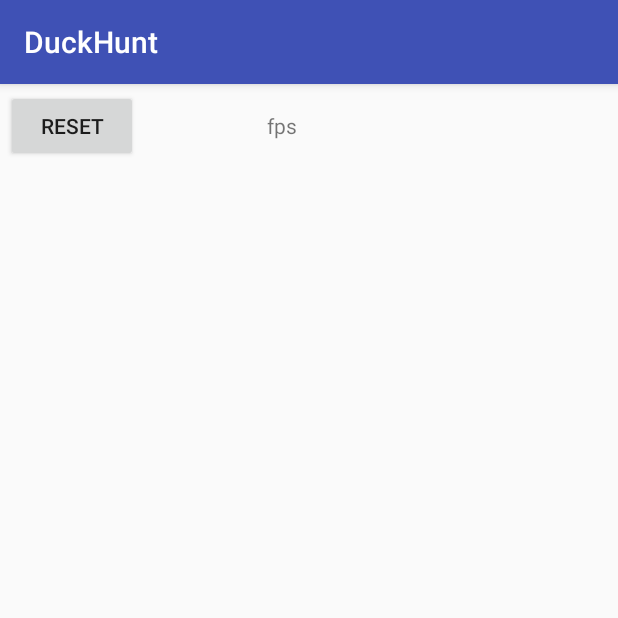
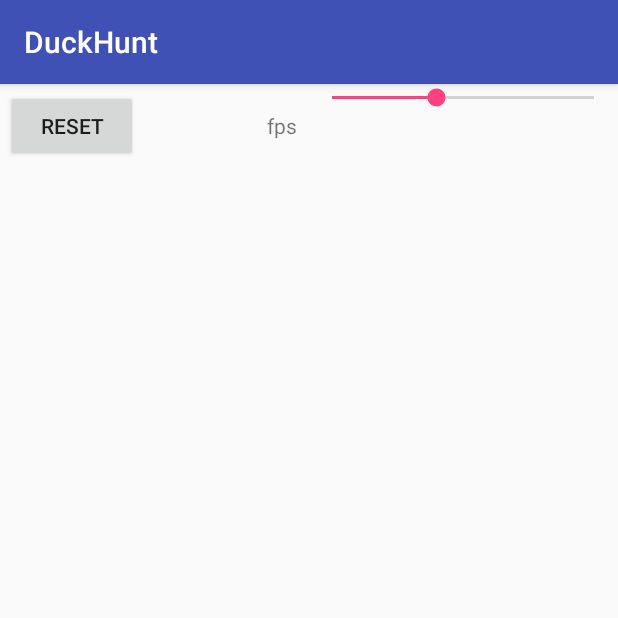
Before and after one commit to jurgiles/bird-game, an Android app: the fragment ToolsFragment shown on its own in the app's theme, on a phone screen of 412 x 824 dp, the top half of it. Run offline under Robolectric (Android 15) with nearby library versions, the light colour scheme and no system bars; 1 statement that could not run was skipped.

Commit message:
add seekbar to tweak sensitivity of sensor input

```diff
--- a/app/src/main/java/es/jurgil/duckhunt/GLFragment.java
+++ b/app/src/main/java/es/jurgil/duckhunt/GLFragment.java
@@ -25,6 +25,10 @@
         renderer.reset();
     }
 
+    public void setMultiplier(float multiplier) {
+        renderer.setMuliplier(multiplier);
+    }
+
     public interface IFpsViewer {
         void setFps(float fps);
     }
--- a/app/src/main/java/es/jurgil/duckhunt/MainActivity.java
+++ b/app/src/main/java/es/jurgil/duckhunt/MainActivity.java
@@ -18,6 +18,12 @@
     }
 
     @Override
+    public void setMultiplier(float multiplier) {
+        GLFragment glFragment = (GLFragment) getFragmentManager().findFragmentById(R.id.gl_fragment);
+        glFragment.setMultiplier(multiplier);
+    }
+
+    @Override
     public void setFps(float fps) {
         ToolsFragment toolsFragment = (ToolsFragment) getFragmentManager().findFragmentById(R.id.tools_fragment);
 
--- a/app/src/main/java/es/jurgil/duckhunt/ToolsFragment.java
+++ b/app/src/main/java/es/jurgil/duckhunt/ToolsFragment.java
@@ -1,6 +1,5 @@
 package es.jurgil.duckhunt;
 
-import android.app.Activity;
 import android.app.Fragment;
 import android.content.Context;
 import android.os.Bundle;
@@ -9,6 +8,7 @@
 import android.view.View;
 import android.view.ViewGroup;
 import android.widget.Button;
+import android.widget.SeekBar;
 import android.widget.TextView;
 
 public class ToolsFragment extends Fragment {
@@ -26,6 +26,22 @@
             @Override
             public void onClick(View v) {
                 toolsCallBack.reset();
+            }
+        });
+
+        SeekBar seekBar = (SeekBar) layout.findViewById(R.id.seek_bar);
+        seekBar.setOnSeekBarChangeListener(new SeekBar.OnSeekBarChangeListener() {
+            @Override
+            public void onProgressChanged(SeekBar seekBar, int progress, boolean fromUser) {
+                toolsCallBack.setMultiplier(progress / 100f);
+            }
+
+            @Override
+            public void onStartTrackingTouch(SeekBar seekBar) {
+            }
+
+            @Override
+            public void onStopTrackingTouch(SeekBar seekBar) {
             }
         });
 
@@ -57,5 +73,6 @@
 
     public interface ToolsInterface {
         void reset();
+        void setMultiplier(float multiplier);
     }
 }
--- a/app/src/main/res/layout/tools_main.xml
+++ b/app/src/main/res/layout/tools_main.xml
@@ -26,4 +26,10 @@
         android:layout_height="wrap_content"
         android:layout_margin="4sp"
         android:text="fps " />
+
+    <SeekBar
+        android:id="@+id/seek_bar"
+        android:progress="40"
+        android:layout_width="match_parent"
+        android:layout_height="wrap_content" />
 </LinearLayout>
```
Also changed, not shown: app/src/main/java/es/jurgil/duckhunt/MyGLRenderer.java (+5 -6 lines).
